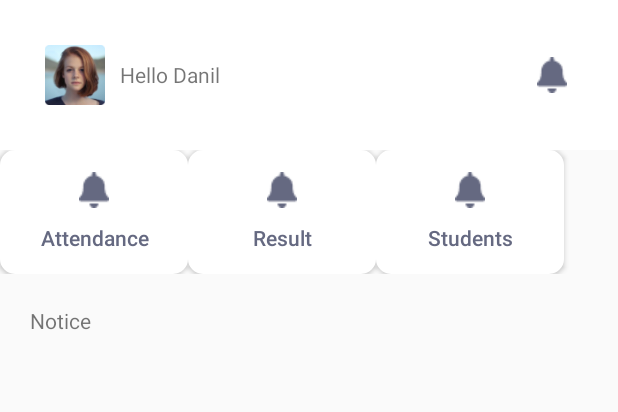
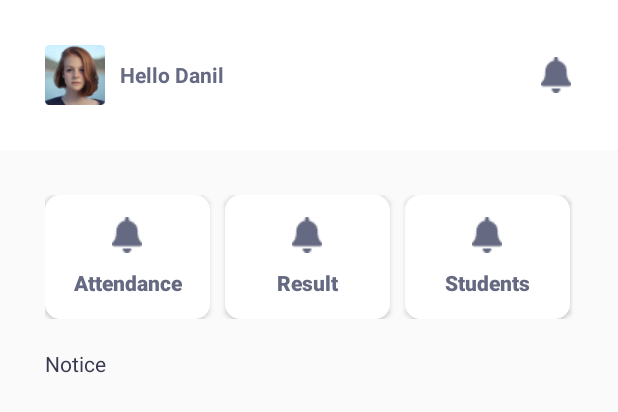
Before and after one commit to Alucoder/S-cool, an Android app: the layout activity_dashboard.xml on its own in the app's theme, with its tools: preview values and no code run, on a phone screen of 412 x 824 dp. Shown: the top 412 px of the screen. Run offline under Robolectric (Android 15) with nearby library versions, the phone set to English and light mode, and no system bars; Roboto replaces fonts that are not available here.

Commit message:
Fix dashboard design issue

```diff
--- a/app/src/main/res/layout/activity_attendance.xml
+++ b/app/src/main/res/layout/activity_attendance.xml
@@ -41,7 +41,16 @@
         app:layout_constraintEnd_toEndOf="parent"
         android:layout_margin="30dp"
         android:layout_height="wrap_content" />
-
+    <LinearLayout
+        app:layout_constraintTop_toBottomOf="@+id/attendanceRV"
+        app:layout_constraintStart_toStartOf="parent"
+        app:layout_constraintEnd_toEndOf="parent"
+        android:layout_width="match_parent"
+        android:layout_height="wrap_content"
+        android:padding="30dp"
+        android:orientation="horizontal"
+        tools:ignore="MissingConstraints"
+        android:id="@+id/tvbuttonwrap">
     <Button
         android:id="@+id/btnAttendanceDone"
         android:layout_width="150dp"
@@ -51,7 +60,8 @@
         app:layout_constraintStart_toStartOf="parent"
         app:layout_constraintEnd_toEndOf="parent"
         android:background="@color/colorPrimary"
-        android:textColor="@color/colorWhite"/>
+        android:textColor="@color/colorWhite"
+        android:layout_marginEnd="20dp"/>
 
     <Button
         android:id="@+id/btnAttendanceView"
@@ -59,5 +69,8 @@
         android:layout_height="wrap_content"
         android:text="View"
         app:layout_constraintTop_toBottomOf="@+id/attendanceRV"
-        app:layout_constraintStart_toStartOf="parent"/>
+        app:layout_constraintStart_toStartOf="parent"
+        android:background="@color/colorPrimary"
+        android:textColor="@color/colorWhite"/>
+</LinearLayout>
 </androidx.constraintlayout.widget.ConstraintLayout>
--- a/app/src/main/res/layout/activity_dashboard.xml
+++ b/app/src/main/res/layout/activity_dashboard.xml
@@ -12,6 +12,7 @@
         android:background="@color/colorWhite"
         android:orientation="horizontal"
         android:padding="30dp"
+        android:layout_marginBottom="30dp"
         tools:ignore="MissingConstraints">
 
         <ImageView
@@ -24,6 +25,8 @@
             android:layout_height="wrap_content"
             android:layout_gravity="center"
             android:layout_marginStart="10dp"
+            android:textStyle="bold"
+            android:textColor="@color/colorContext"
             android:text="Hello Danil" />
 
         <View
@@ -34,25 +37,22 @@
             android:background="@drawable/notification" />
     </LinearLayout>
 
-<!--    <androidx.recyclerview.widget.RecyclerView-->
-<!--        android:id="@+id/dashboard_grid"-->
-<!--        android:layout_width="match_parent"-->
-<!--        android:layout_height="wrap_content"-->
-<!--        android:layout_margin="20dp"-->
-<!--        app:layout_constraintEnd_toEndOf="parent"-->
-<!--        app:layout_constraintStart_toStartOf="parent"-->
-<!--        app:layout_constraintTop_toBottomOf="@+id/tvtitlebar" />-->
+    <LinearLayout
+        android:layout_width="match_parent"
+        android:layout_height="wrap_content"
+        android:orientation="vertical"
+        app:layout_constraintEnd_toEndOf="parent"
+        app:layout_constraintStart_toStartOf="parent"
+        app:layout_constraintTop_toBottomOf="@+id/tvtitlebar"
+        android:padding="30dp">
 
         <LinearLayout
             android:id="@+id/dashboard_grid"
             android:layout_width="match_parent"
-        android:layout_height="wrap_content"
-        app:layout_constraintEnd_toEndOf="parent"
-        app:layout_constraintStart_toStartOf="parent"
-        app:layout_constraintTop_toBottomOf="@+id/tvtitlebar">
+            android:layout_height="wrap_content">
 
             <Button
-            android:layout_width="125dp"
+                android:layout_width="110dp"
                 android:layout_height="wrap_content"
                 android:background="@drawable/custombtndashboard"
                 android:drawableTop="@drawable/notification"
@@ -60,27 +60,32 @@
                 android:elevation="5dp"
                 android:text="Attendance"
                 android:textAllCaps="false"
+                android:textStyle="bold"
                 android:textColor="@color/colorContext" />
 
             <Button
-            android:layout_width="125dp"
+                android:layout_width="110dp"
                 android:layout_height="wrap_content"
                 android:background="@drawable/custombtndashboard"
                 android:drawableTop="@drawable/notification"
                 android:drawablePadding="10dp"
                 android:elevation="5dp"
+                android:layout_marginLeft="10dp"
+                android:layout_marginRight="10dp"
                 android:text="Result"
                 android:textAllCaps="false"
+                android:textStyle="bold"
                 android:textColor="@color/colorContext" />
 
             <Button
-            android:layout_width="125dp"
+                android:layout_width="110dp"
                 android:layout_height="wrap_content"
                 android:background="@drawable/custombtndashboard"
                 android:drawableTop="@drawable/notification"
                 android:drawablePadding="10dp"
                 android:elevation="5dp"
                 android:text="Students"
+                android:textStyle="bold"
                 android:textAllCaps="false"
                 android:textColor="@color/colorContext" />
 
@@ -90,23 +95,20 @@
             android:id="@+id/tvnotice"
             android:layout_width="match_parent"
             android:layout_height="wrap_content"
-        android:layout_marginTop="1dp"
-        android:padding="20dp"
+            android:paddingTop="20dp"
+            android:paddingBottom="20dp"
             android:text="Notice"
+            android:textColor="@color/colorHeading"
             app:layout_constraintEnd_toEndOf="parent"
-        app:layout_constraintHorizontal_bias="0.0"
             app:layout_constraintStart_toStartOf="parent"
-        app:layout_constraintTop_toBottomOf="@+id/dashboard_grid"
-        tools:ignore="MissingConstraints" />
+            app:layout_constraintTop_toBottomOf="@+id/dashboard_grid" />
 
         <androidx.recyclerview.widget.RecyclerView
             android:id="@+id/rvNotice"
             android:layout_width="match_parent"
             android:layout_height="wrap_content"
-        android:layout_margin="20dp"
-        android:layout_marginTop="20dp"
             app:layout_constraintEnd_toEndOf="parent"
             app:layout_constraintStart_toStartOf="parent"
             app:layout_constraintTop_toBottomOf="@+id/tvnotice" />
-
+    </LinearLayout>
 </androidx.constraintlayout.widget.ConstraintLayout>
```
Lines whose indentation alone changed are shown as unchanged.
